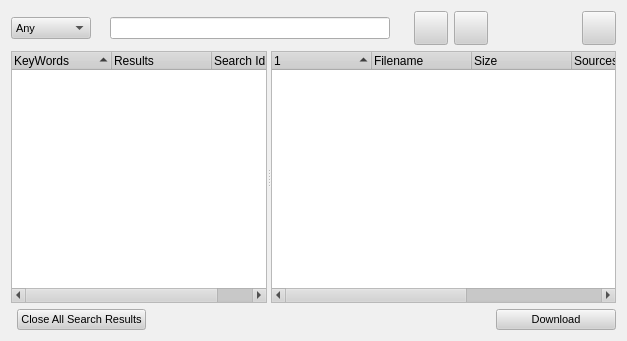
Before: the Qt Designer form retroshare-gui/src/gui/SearchDialog.ui in RetroShare/RetroShare, drawn with Qt 5.
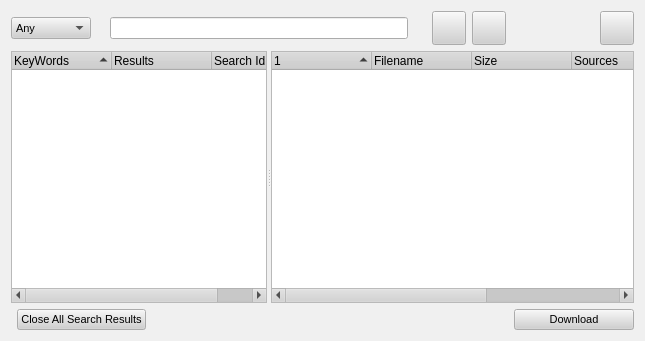
After: the same form once the commit is applied. Icons and pictures are not drawn. Custom widgets are drawn as their Qt base class.

```diff
--- a/retroshare-gui/src/gui/SearchDialog.ui
+++ b/retroshare-gui/src/gui/SearchDialog.ui
@@ -6,7 +6,7 @@
    <rect>
     <x>0</x>
     <y>0</y>
-    <width>627</width>
+    <width>645</width>
     <height>341</height>
    </rect>
   </property>
```
Left out of the diff: 9 changed lines with no effect on the pictures.
